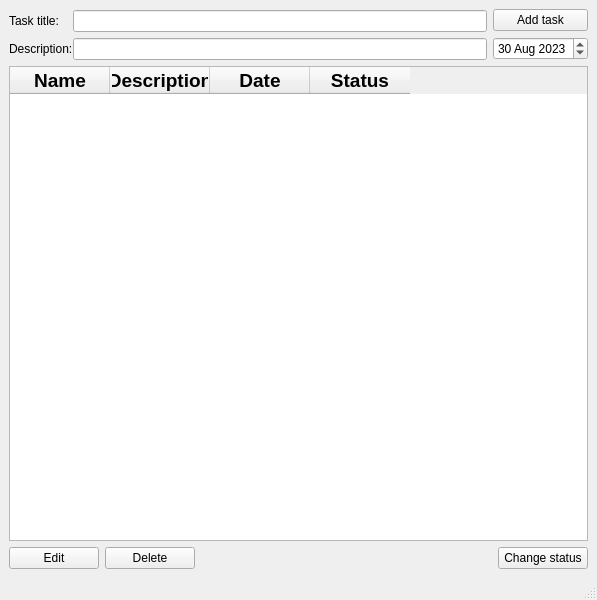
GrabCrabD/RS_task, file todoapp.ui: the form before one commit.
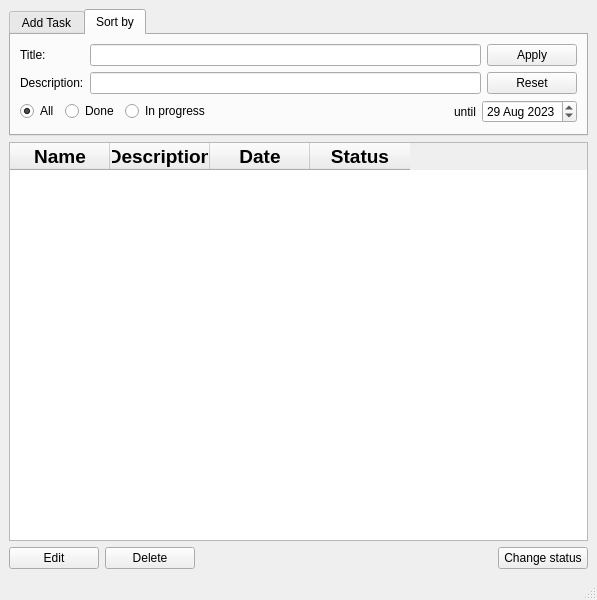
The form after the commit. The open tabs and pages were chosen to show the change.

Commit message: sort by, minor fixes

Diff of the .ui file:
```diff
--- a/todoapp.ui
+++ b/todoapp.ui
@@ -17,33 +17,34 @@
    <locale language="English" country="UnitedStates"/>
   </property>
   <widget class="QWidget" name="centralwidget">
-   <layout class="QVBoxLayout" name="verticalLayout_2">
+   <layout class="QVBoxLayout" name="verticalLayout_3">
     <item>
-     <layout class="QHBoxLayout" name="horizontalLayout">
-      <item>
-       <layout class="QFormLayout" name="formLayout">
-        <property name="fieldGrowthPolicy">
-         <enum>QFormLayout::ExpandingFieldsGrow</enum>
-        </property>
-        <property name="labelAlignment">
-         <set>Qt::AlignLeading|Qt::AlignLeft|Qt::AlignVCenter</set>
-        </property>
-        <property name="formAlignment">
-         <set>Qt::AlignLeading|Qt::AlignLeft|Qt::AlignVCenter</set>
-        </property>
-        <property name="horizontalSpacing">
-         <number>0</number>
-        </property>
-        <property name="verticalSpacing">
-         <number>-1</number>
-        </property>
-        <property name="topMargin">
-         <number>0</number>
-        </property>
+     <widget class="QTabWidget" name="tabWidget">
+      <property name="sizePolicy">
+       <sizepolicy hsizetype="Expanding" vsizetype="Maximum">
+        <horstretch>0</horstretch>
+        <verstretch>0</verstretch>
+       </sizepolicy>
+      </property>
+      <property name="styleSheet">
+       <string notr="true">QTabWidget:tab-bar 
+{
+	alignment:left;
+}
+</string>
+      </property>
+      <property name="currentIndex">
+       <number>0</number>
+      </property>
+      <widget class="QWidget" name="tab">
+       <attribute name="title">
+        <string>Add Task</string>
+       </attribute>
+       <layout class="QGridLayout" name="gridLayout_2">
         <item row="0" column="0">
          <widget class="QLabel" name="labelTitle">
           <property name="text">
-           <string>Task title:</string>
+           <string>Title:</string>
           </property>
          </widget>
         </item>
@@ -60,31 +61,7 @@
           </property>
          </widget>
         </item>
-        <item row="1" column="0">
-         <widget class="QLabel" name="labelDescrip">
-          <property name="text">
-           <string>Description:</string>
-          </property>
-         </widget>
-        </item>
-        <item row="1" column="1">
-         <widget class="QLineEdit" name="addDescripLine">
-          <property name="sizePolicy">
-           <sizepolicy hsizetype="Expanding" vsizetype="Fixed">
-            <horstretch>0</horstretch>
-            <verstretch>0</verstretch>
-           </sizepolicy>
-          </property>
-          <property name="locale">
-           <locale language="English" country="UnitedStates"/>
-          </property>
-         </widget>
-        </item>
-       </layout>
-      </item>
-      <item>
-       <layout class="QVBoxLayout" name="verticalLayout">
-        <item>
+        <item row="0" column="2">
          <widget class="QPushButton" name="addButton">
           <property name="sizePolicy">
            <sizepolicy hsizetype="Preferred" vsizetype="Fixed">
@@ -106,23 +83,198 @@
           </property>
          </widget>
         </item>
-        <item>
+        <item row="1" column="0">
+         <widget class="QLabel" name="labelDescrip">
+          <property name="text">
+           <string>Description:</string>
+          </property>
+         </widget>
+        </item>
+        <item row="1" column="1">
+         <widget class="QLineEdit" name="addDescripLine">
+          <property name="sizePolicy">
+           <sizepolicy hsizetype="Expanding" vsizetype="Fixed">
+            <horstretch>0</horstretch>
+            <verstretch>0</verstretch>
+           </sizepolicy>
+          </property>
+          <property name="locale">
+           <locale language="English" country="UnitedStates"/>
+          </property>
+         </widget>
+        </item>
+        <item row="1" column="2">
          <widget class="QDateEdit" name="deadlineDate">
+          <property name="sizePolicy">
+           <sizepolicy hsizetype="Minimum" vsizetype="Fixed">
+            <horstretch>0</horstretch>
+            <verstretch>0</verstretch>
+           </sizepolicy>
+          </property>
+          <property name="minimumSize">
+           <size>
+            <width>90</width>
+            <height>25</height>
+           </size>
+          </property>
           <property name="dateTime">
            <datetime>
-            <hour>0</hour>
+            <hour>16</hour>
             <minute>0</minute>
             <second>0</second>
             <year>2023</year>
             <month>8</month>
-            <day>30</day>
+            <day>29</day>
            </datetime>
           </property>
          </widget>
         </item>
        </layout>
-      </item>
-     </layout>
+      </widget>
+      <widget class="QWidget" name="tab_2">
+       <attribute name="title">
+        <string>Sort by</string>
+       </attribute>
+       <layout class="QVBoxLayout" name="verticalLayout_2">
+        <item>
+         <layout class="QGridLayout" name="gridLayout">
+          <item row="0" column="0">
+           <widget class="QLabel" name="labelTitleFilter">
+            <property name="text">
+             <string>Title:</string>
+            </property>
+           </widget>
+          </item>
+          <item row="1" column="0">
+           <widget class="QLabel" name="labelDescripFilter">
+            <property name="text">
+             <string>Description:</string>
+            </property>
+           </widget>
+          </item>
+          <item row="0" column="3">
+           <widget class="QPushButton" name="applyFilterButton">
+            <property name="sizePolicy">
+             <sizepolicy hsizetype="Fixed" vsizetype="Fixed">
+              <horstretch>0</horstretch>
+              <verstretch>0</verstretch>
+             </sizepolicy>
+            </property>
+            <property name="minimumSize">
+             <size>
+              <width>90</width>
+              <height>0</height>
+             </size>
+            </property>
+            <property name="maximumSize">
+             <size>
+              <width>90</width>
+              <height>16777215</height>
+             </size>
+            </property>
+            <property name="text">
+             <string>Apply</string>
+            </property>
+           </widget>
+          </item>
+          <item row="1" column="1">
+           <widget class="QLineEdit" name="filterDescriptionLine"/>
+          </item>
+          <item row="0" column="1">
+           <widget class="QLineEdit" name="filterTitleLine"/>
+          </item>
+          <item row="1" column="3">
+           <widget class="QPushButton" name="resetFilterButton">
+            <property name="sizePolicy">
+             <sizepolicy hsizetype="Fixed" vsizetype="Fixed">
+              <horstretch>0</horstretch>
+              <verstretch>0</verstretch>
+             </sizepolicy>
+            </property>
+            <property name="minimumSize">
+             <size>
+              <width>90</width>
+              <height>0</height>
+             </size>
+            </property>
+            <property name="maximumSize">
+             <size>
+              <width>90</width>
+              <height>16777215</height>
+             </size>
+            </property>
+            <property name="text">
+             <string>Reset</string>
+            </property>
+           </widget>
+          </item>
+         </layout>
+        </item>
+        <item>
+         <layout class="QHBoxLayout" name="horizontalLayout_3">
+          <item>
+           <widget class="QRadioButton" name="allTasksFilter">
+            <property name="text">
+             <string>All</string>
+            </property>
+            <property name="checked">
+             <bool>true</bool>
+            </property>
+           </widget>
+          </item>
+          <item>
+           <widget class="QRadioButton" name="doneTasksFilter">
+            <property name="text">
+             <string>Done</string>
+            </property>
+           </widget>
+          </item>
+          <item>
+           <widget class="QRadioButton" name="inProgressTasksFilter">
+            <property name="text">
+             <string>In progress</string>
+            </property>
+           </widget>
+          </item>
+          <item>
+           <spacer name="horizontalSpacer_2">
+            <property name="orientation">
+             <enum>Qt::Horizontal</enum>
+            </property>
+            <property name="sizeHint" stdset="0">
+             <size>
+              <width>40</width>
+              <height>20</height>
+             </size>
+            </property>
+           </spacer>
+          </item>
+          <item>
+           <widget class="QLabel" name="label">
+            <property name="text">
+             <string>until</string>
+            </property>
+           </widget>
+          </item>
+          <item>
+           <widget class="QDateEdit" name="dateSortFilter">
+            <property name="dateTime">
+             <datetime>
+              <hour>16</hour>
+              <minute>0</minute>
+              <second>0</second>
+              <year>2023</year>
+              <month>8</month>
+              <day>29</day>
+             </datetime>
+            </property>
+           </widget>
+          </item>
+         </layout>
+        </item>
+       </layout>
+      </widget>
+     </widget>
     </item>
     <item>
      <widget class="QTableWidget" name="tableWidget">
```
Left out of the diff: 12 changed lines with no effect on the pictures. The commit also changes 7 other files.
